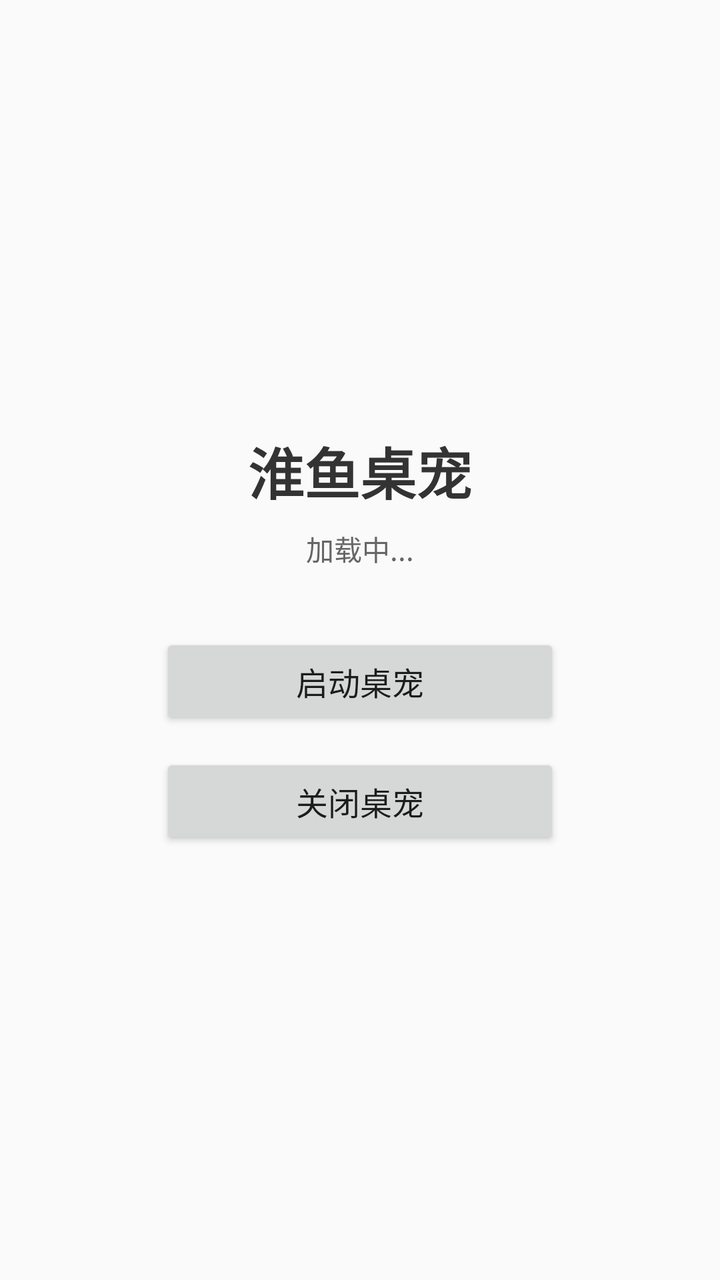
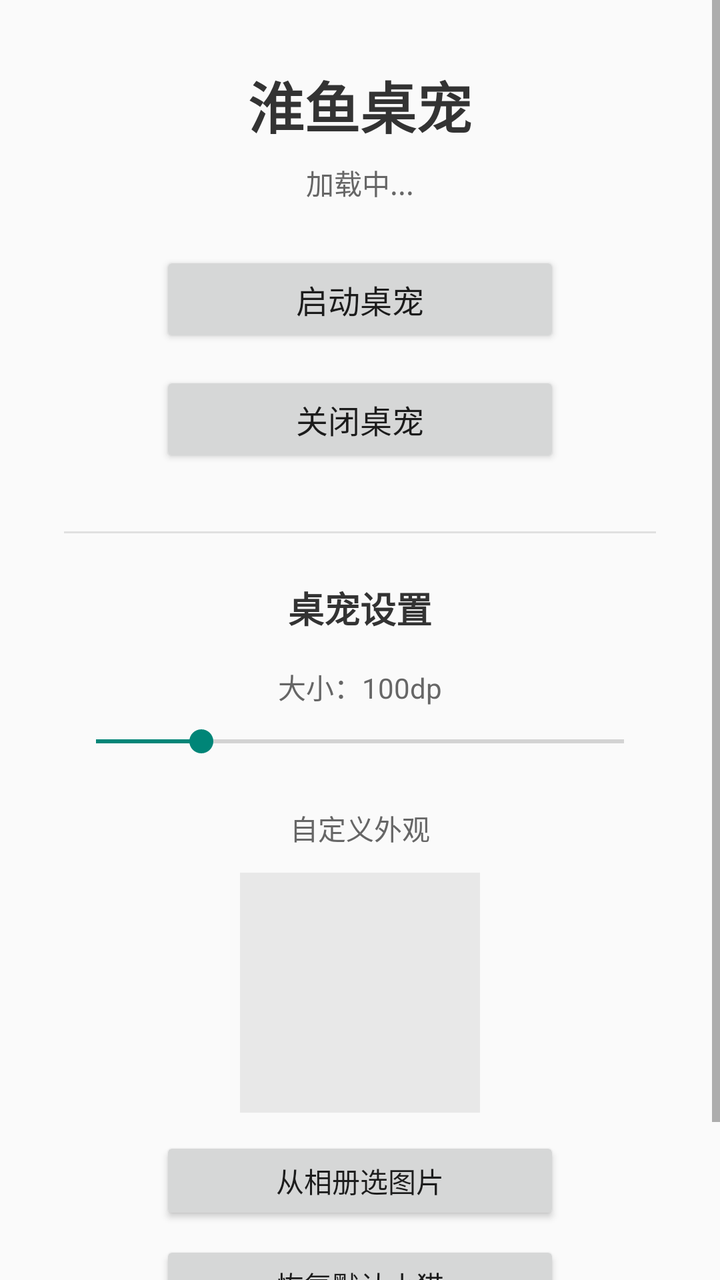

Before-and-after screenshots of an Android layout around one commit, followed by the original layout XML and the change that was made.
<!-- AndroidManifest.xml: application theme Theme.AppCompat.Light.NoActionBar -->
<!-- res/layout/activity_main.xml -->
<?xml version="1.0" encoding="utf-8"?>
<LinearLayout xmlns:android="http://schemas.android.com/apk/res/android"
    android:layout_width="match_parent"
    android:layout_height="match_parent"
    android:orientation="vertical"
    android:gravity="center"
    android:padding="32dp"
    android:background="#FFFAFAFA">

    <TextView
        android:layout_width="wrap_content"
        android:layout_height="wrap_content"
        android:text="淮鱼桌宠"
        android:textSize="28sp"
        android:textColor="#FF333333"
        android:textStyle="bold"
        android:layout_marginBottom="8dp" />

    <TextView
        android:id="@+id/statusText"
        android:layout_width="wrap_content"
        android:layout_height="wrap_content"
        android:text="加载中..."
        android:textSize="14sp"
        android:textColor="#FF666666"
        android:gravity="center"
        android:layout_marginBottom="32dp" />

    <Button
        android:id="@+id/startButton"
        android:layout_width="200dp"
        android:layout_height="48dp"
        android:text="启动桌宠"
        android:textSize="16sp"
        android:layout_marginBottom="12dp" />

    <Button
        android:id="@+id/stopButton"
        android:layout_width="200dp"
        android:layout_height="48dp"
        android:text="关闭桌宠"
        android:textSize="16sp" />

</LinearLayout>
<!-- resources referenced by this layout -->
<resources>

</resources>

<!-- the commit's change to res/layout/activity_main.xml (unified diff, before → after) -->
@@ -1,11 +1,14 @@
 <?xml version="1.0" encoding="utf-8"?>
-<LinearLayout xmlns:android="http://schemas.android.com/apk/res/android"
+<ScrollView xmlns:android="http://schemas.android.com/apk/res/android"
     android:layout_width="match_parent"
     android:layout_height="match_parent"
+    android:background="#FFFAFAFA">
+<LinearLayout
+    android:layout_width="match_parent"
+    android:layout_height="wrap_content"
     android:orientation="vertical"
-    android:gravity="center"
-    android:padding="32dp"
-    android:background="#FFFAFAFA">
+    android:gravity="center_horizontal"
+    android:padding="32dp">
 
     <TextView
         android:layout_width="wrap_content"
@@ -24,7 +27,7 @@
         android:textSize="14sp"
         android:textColor="#FF666666"
         android:gravity="center"
-        android:layout_marginBottom="32dp" />
+        android:layout_marginBottom="24dp" />
 
     <Button
         android:id="@+id/startButton"
@@ -39,6 +42,86 @@
         android:layout_width="200dp"
         android:layout_height="48dp"
         android:text="关闭桌宠"
-        android:textSize="16sp" />
+        android:textSize="16sp"
+        android:layout_marginBottom="32dp" />
+
+    
+    <View
+        android:layout_width="match_parent"
+        android:layout_height="1dp"
+        android:background="#FFE0E0E0"
+        android:layout_marginBottom="24dp" />
+
+    <TextView
+        android:layout_width="wrap_content"
+        android:layout_height="wrap_content"
+        android:text="桌宠设置"
+        android:textSize="18sp"
+        android:textColor="#FF333333"
+        android:textStyle="bold"
+        android:layout_marginBottom="16dp" />
+
+    
+    <TextView
+        android:id="@+id/sizeLabel"
+        android:layout_width="wrap_content"
+        android:layout_height="wrap_content"
+        android:text="大小：100dp"
+        android:textSize="14sp"
+        android:textColor="#FF666666"
+        android:layout_marginBottom="8dp" />
+
+    <SeekBar
+        android:id="@+id/sizeSeekBar"
+        android:layout_width="match_parent"
+        android:layout_height="wrap_content"
+        android:min="50"
+        android:max="300"
+        android:progress="100"
+        android:layout_marginBottom="24dp" />
+
+    
+    <TextView
+        android:layout_width="wrap_content"
+        android:layout_height="wrap_content"
+        android:text="自定义外观"
+        android:textSize="14sp"
+        android:textColor="#FF666666"
+        android:layout_marginBottom="12dp" />
+
+    <ImageView
+        android:id="@+id/previewImage"
+        android:layout_width="120dp"
+        android:layout_height="120dp"
+        android:scaleType="centerCrop"
+        android:background="#FFE8E8E8"
+        android:layout_marginBottom="12dp"
+        android:contentDescription="桌宠预览" />
+
+    <Button
+        android:id="@+id/pickImageButton"
+        android:layout_width="200dp"
+        android:layout_height="44dp"
+        android:text="从相册选图片"
+        android:textSize="14sp"
+        android:layout_marginBottom="8dp" />
+
+    <Button
+        android:id="@+id/resetImageButton"
+        android:layout_width="200dp"
+        android:layout_height="44dp"
+        android:text="恢复默认小猫"
+        android:textSize="14sp"
+        android:layout_marginBottom="16dp" />
+
+    <TextView
+        android:id="@+id/imageHint"
+        android:layout_width="wrap_content"
+        android:layout_height="wrap_content"
+        android:text="选择图片后重新启动桌宠即可生效"
+        android:textSize="12sp"
+        android:textColor="#FF999999"
+        android:gravity="center" />
 
 </LinearLayout>
+</ScrollView>
